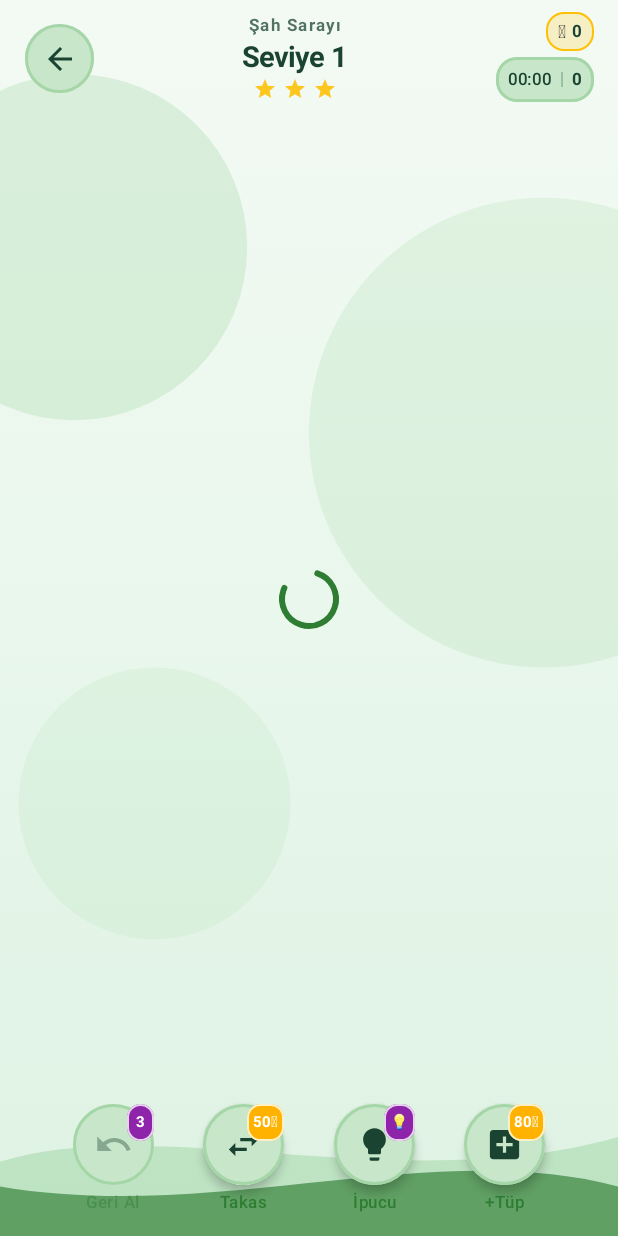
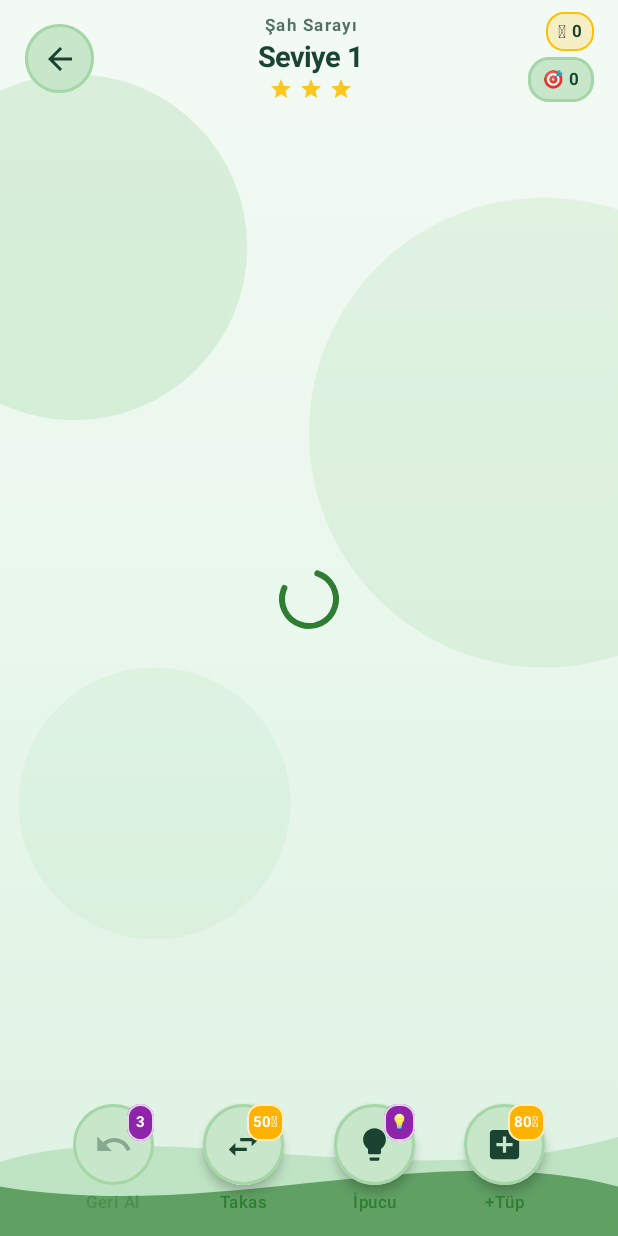
Before and after one commit to virtual651-lgtm/BallSortPuzzle, an Android app built with Jetpack Compose: the composable GameScreenContent shown on its own in the app's theme, on a phone screen of 412 x 824 dp. Run offline under Robolectric (Android 15) with nearby library versions, the phone set to English and light mode, and no system bars; our stand-ins replace Dagger/Hilt's generated code.

Commit message:
fix(game): remove time pressure from Boss levels, show only moves counter (v1.3.1)

```diff
--- a/app/build.gradle.kts
+++ b/app/build.gradle.kts
@@ -15,8 +15,8 @@ android {
         applicationId = "com.renktupleri.app"
         minSdk = 24
         targetSdk = 35
-        versionCode = 9
-        versionName = "1.3.0"
+        versionCode = 10
+        versionName = "1.3.1"
 
         testInstrumentationRunner = "androidx.test.runner.AndroidJUnitRunner"
 
--- a/app/src/main/java/com/example/ballsort/ui/components/GameTopBar.kt
+++ b/app/src/main/java/com/example/ballsort/ui/components/GameTopBar.kt
@@ -136,7 +136,8 @@ fun GameTopBar(
                         Text(
                             text = when {
                                 isLanDuel -> stringResource(R.string.menu_duel_lan_short)
-                                isDuel -> pacing?.bossTitle ?: stringResource(R.string.duel_level_title)
+                                pacing?.tier == LevelTier.BOSS -> pacing?.bossTitle ?: stringResource(R.string.duel_level_title)
+                                isDuel -> stringResource(R.string.duel_level_title)
                                 isDaily -> stringResource(R.string.daily_level_title)
                                 else -> stringResource(R.string.level_title, levelId)
                             },
@@ -205,7 +206,7 @@ fun GameTopBar(
                         }
                     }
 
-                    // Süre ve Hamle Sayaç Kapsülü
+                    // Hamle Sayaç Kapsülü (Zaman kısıtlaması yok, saf bulmaca keyfi)
                     Surface(
                         shape = RoundedCornerShape(14.dp),
                         color = circleBg,
@@ -214,20 +215,10 @@ fun GameTopBar(
                     ) {
                         Row(
                             verticalAlignment = Alignment.CenterVertically,
-                            horizontalArrangement = Arrangement.spacedBy(6.dp),
-                            modifier = Modifier.padding(horizontal = 8.dp, vertical = 4.dp),
+                            horizontalArrangement = Arrangement.spacedBy(4.dp),
+                            modifier = Modifier.padding(horizontal = 10.dp, vertical = 4.dp),
                         ) {
-                            Text(
-                                text = formatDuration(elapsedMs),
-                                style = MaterialTheme.typography.labelSmall.copy(fontWeight = FontWeight.SemiBold),
-                                color = primaryText,
-                            )
-                            Box(
-                                modifier = Modifier
-                                    .width(1.dp)
-                                    .height(10.dp)
-                                    .background(primaryText.copy(alpha = 0.25f))
-                            )
+                            Text(text = "🎯", fontSize = 11.sp)
                             Text(
                                 text = "$moves",
                                 style = MaterialTheme.typography.labelSmall.copy(fontWeight = FontWeight.Bold),
```
Also changed, not shown: app/src/main/java/com/example/ballsort/ui/components/WinDialog.kt (+6 -5 lines), app/src/main/java/com/example/ballsort/ui/game/GameViewModel.kt (+5 -8 lines), 1 other file.
